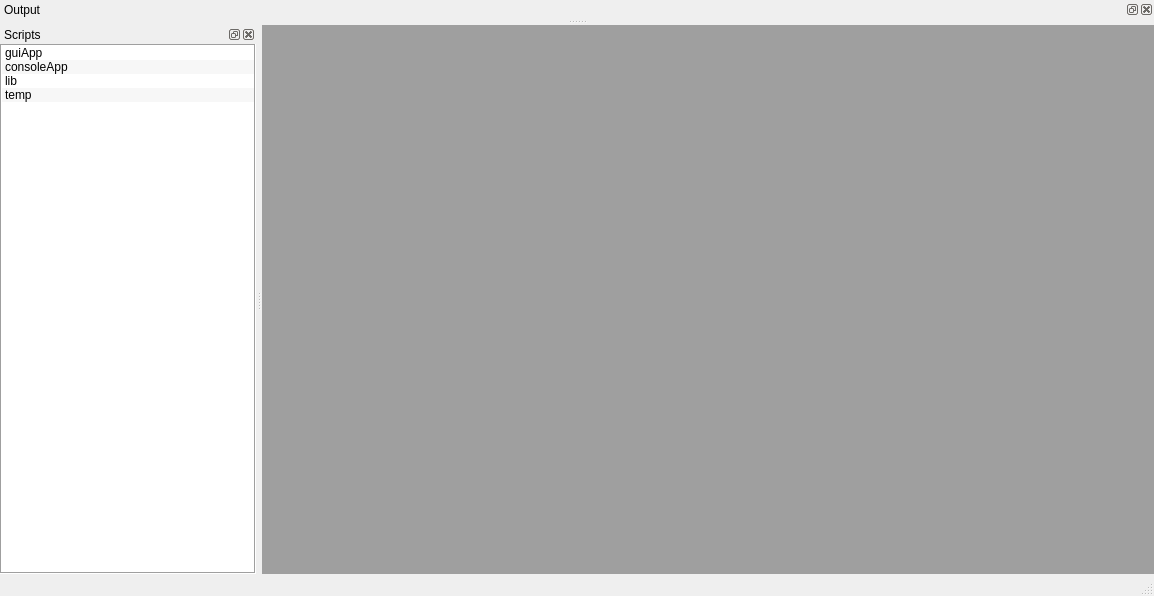
The window that schLib/schGUI/schGUIMainWindow.ui (kumar-lakshmanan/Sachathya) describes before a commit, drawn with Qt 5.
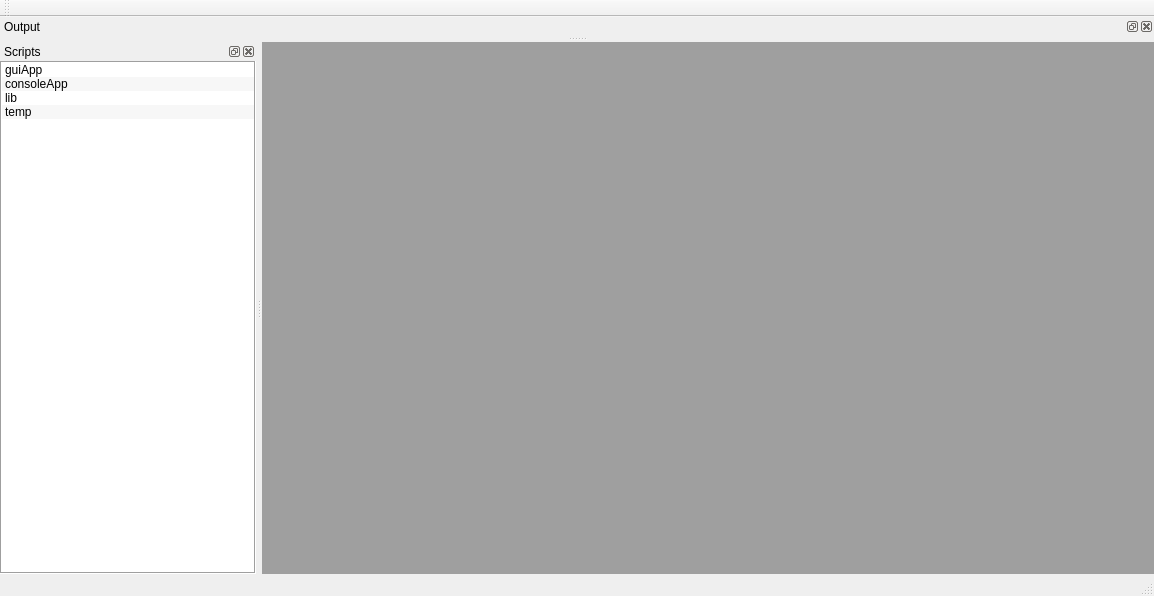
The same window after the commit. Custom widgets are drawn as their Qt base class.

Patch:
```diff
--- a/schLib/schGUI/schGUIMainWindow.ui
+++ b/schLib/schGUI/schGUIMainWindow.ui
@@ -179,6 +179,17 @@
     </layout>
    </widget>
   </widget>
+  <widget class="QToolBar" name="QuickTools">
+   <property name="windowTitle">
+    <string>Quick Toolbar</string>
+   </property>
+   <attribute name="toolBarArea">
+    <enum>TopToolBarArea</enum>
+   </attribute>
+   <attribute name="toolBarBreak">
+    <bool>false</bool>
+   </attribute>
+  </widget>
  </widget>
  <customwidgets>
   <customwidget>
```
